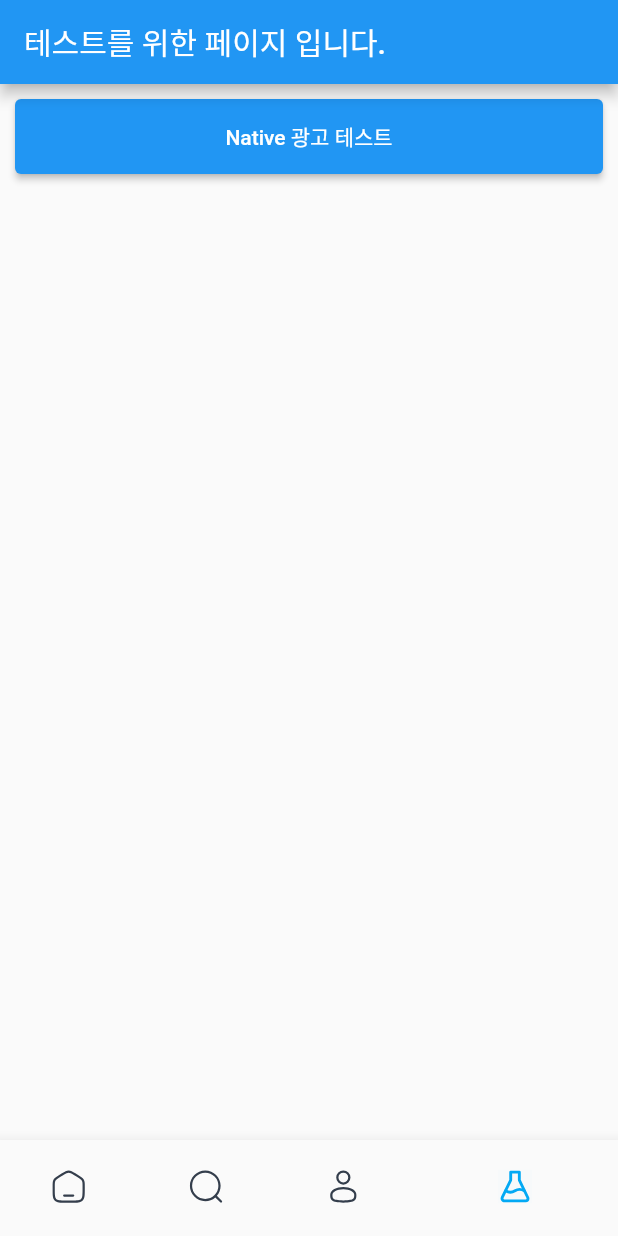
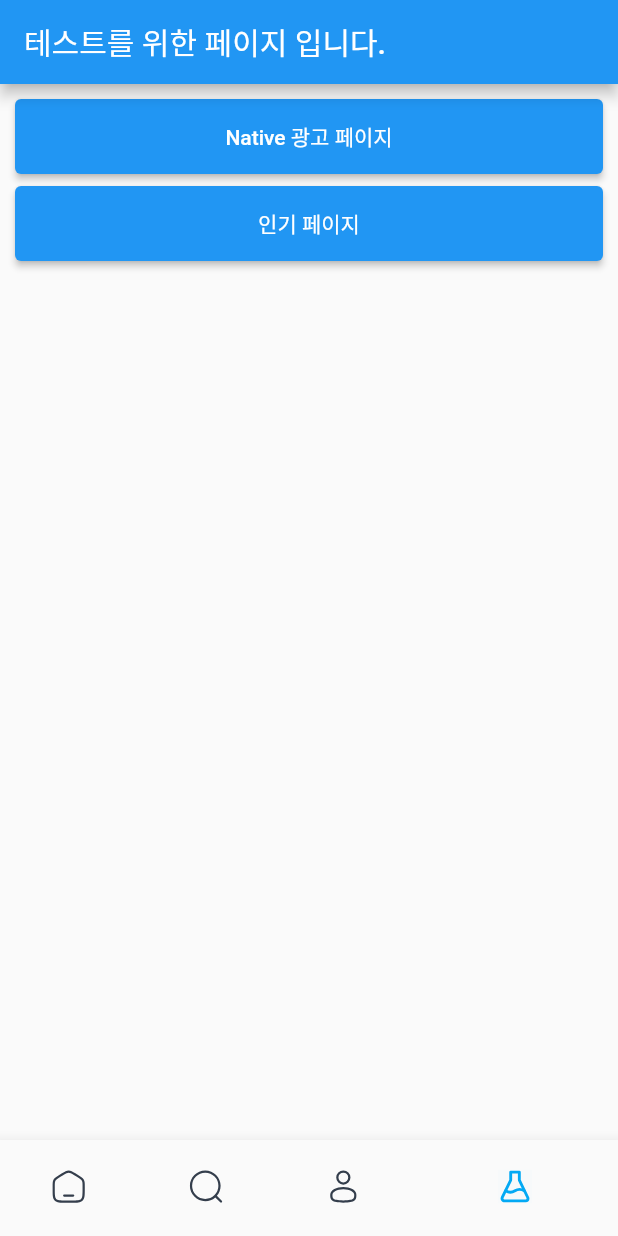
Before and after one commit to seungminnk/newz, a Flutter app: the screen it shows after launch, swiped to page 4, on a phone screen of 412 x 824 dp. Run offline on Flutter 3.47's test engine with Material 2 defaults, Android fonts, the phone set to English and light mode, and no system bars; our stand-ins replace flutter_svg, get, google_mobile_ads.

Commit message:
[feature > test] 테스트 기능 이동 버튼 컴포넌트화

```diff
--- a/lib/feature/test_page/view/test_page_view.dart
+++ b/lib/feature/test_page/view/test_page_view.dart
@@ -1,5 +1,6 @@
 import 'package:flutter/material.dart';
 import 'package:newz/feature/ads/view/ads_test_view.dart';
+import 'package:newz/feature/real_time_vogue/view/real_time_vogue_view.dart';
 
 class TestPageView extends StatelessWidget {
   const TestPageView({Key? key}) : super(key: key);
@@ -12,25 +13,29 @@ class TestPageView extends StatelessWidget {
         padding: const EdgeInsets.all(10.0),
         child: Column(
           children: [
-            _adTestButton(context),
+            _testPageNavigateButton(context, "Native 광고 페이지", (context) => const AdsTestView()),
+            _testPageNavigateButton(context, "인기 페이지", (context) => const RealTimeVogueView()),
           ],
         ),
       ),
     );
   }
 
-  Widget _adTestButton(BuildContext context){
-    return SizedBox(
+  Widget _testPageNavigateButton(BuildContext context, String buttonText, WidgetBuilder testPageBuilder) {
+    return Padding(
+      padding: const EdgeInsets.only(bottom: 8.0),
+      child: SizedBox(
         width: double.infinity,
         height: 50,
         child: ElevatedButton(
-        onPressed: (){
+          onPressed: () {
             Navigator.push(
               context,
-            MaterialPageRoute(builder: (context)=>const AdsTestView()),
+              MaterialPageRoute(builder: testPageBuilder),
             );
           },
-        child: const Text('Native 광고 테스트'),
+          child: Text(buttonText),
+        ),
       ),
     );
   }
```
Lines whose indentation alone changed are shown as unchanged.
